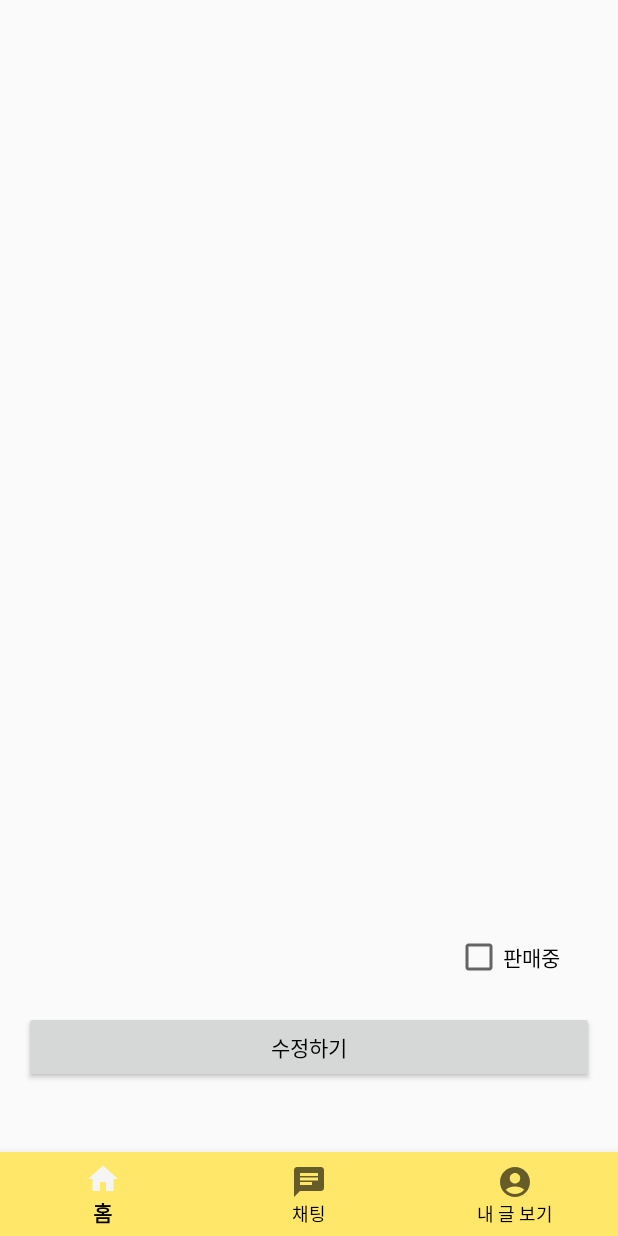
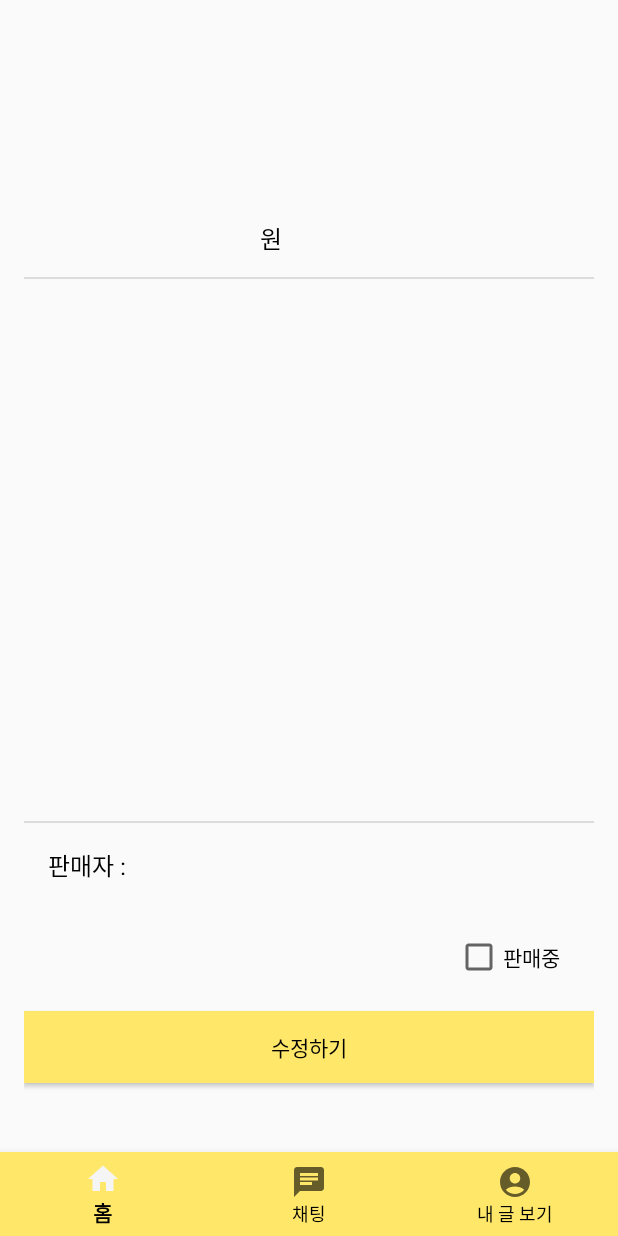
Before and after one commit to Weseunghyun/Market, an Android app: the EditFragment screen opened through its navigation route, on a phone screen of 412 x 824 dp. Run offline under Robolectric (Android 15) with nearby library versions, the phone set to English and light mode, and no system bars; our stand-ins replace Firebase (no records; nobody signed in at launch, a user with empty details on screens opened directly).

Commit message:
REAL REAL LAST

```diff
--- a/app/src/main/java/com/example/market/Profile/EditFragment.kt
+++ b/app/src/main/java/com/example/market/Profile/EditFragment.kt
@@ -42,8 +42,7 @@ class EditFragment : Fragment() {
             val sellerTextView = view.findViewById<TextView>(R.id.sellerTextView)
             val isAvailableCheckBox = view.findViewById<CheckBox>(R.id.isAvailableCheckBox)
             val editButton = view.findViewById<Button>(R.id.editButton)
-//            val ScrollView = view.findViewById<Button>(R.id.scrollView)
-
+            val wonText = view.findViewById<TextView>(R.id.textViewWon)
 
             // Firestore에서 productId 가져오기
             db.collection("posts")
@@ -71,11 +70,10 @@ class EditFragment : Fragment() {
                                 priceEditText.visibility = View.VISIBLE
                                 isAvailableCheckBox.visibility = View.VISIBLE
 
-
                                 titleTextView.visibility = View.GONE
                                 contentTextView.visibility = View.GONE
                                 priceTextView.visibility = View.GONE
-//                                ScrollView.visibility = View.GONE
+                                wonText.visibility = View.GONE
 
                                 editButton.text = "수정완료"
 
@@ -115,12 +113,10 @@ class EditFragment : Fragment() {
                                         contentEditText.visibility = View.GONE
                                         priceEditText.visibility = View.GONE
 
-
                                         titleTextView.visibility = View.VISIBLE
                                         contentTextView.visibility = View.VISIBLE
                                         priceTextView.visibility = View.VISIBLE
                                         sellerTextView.visibility = View.VISIBLE
-//                                        ScrollView.visibility = View.VISIBLE
 
                                         titleTextView.text = title
                                         contentTextView.text = content
--- a/app/src/main/res/layout/fragment_edit_post.xml
+++ b/app/src/main/res/layout/fragment_edit_post.xml
@@ -31,6 +31,17 @@
         app:layout_constraintStart_toStartOf="parent"
         app:layout_constraintTop_toTopOf="parent" />
 
+    <View
+        android:id="@+id/dividerView"
+        style="@style/Divider"
+        android:layout_width="match_parent"
+        android:layout_height="1dp"
+        android:layout_marginBottom="16dp"
+        app:layout_constraintBottom_toTopOf="@+id/sellerTextView"
+        app:layout_constraintEnd_toEndOf="parent"
+        app:layout_constraintHorizontal_bias="0.281"
+        app:layout_constraintStart_toStartOf="parent" />
+
     <TextView
         android:id="@+id/contentTextView"
         android:layout_width="0dp"
@@ -53,19 +64,25 @@
         app:layout_constraintStart_toStartOf="parent"
         app:layout_constraintTop_toBottomOf="@+id/priceEditText" />
 
-
-
-
     <TextView
         android:id="@+id/priceTextView"
-        android:layout_width="183dp"
+        android:layout_width="100dp"
         android:layout_height="38dp"
-        android:layout_marginStart="24dp"
+        android:layout_marginStart="40dp"
         android:layout_marginTop="23dp"
+        android:textColor="#686868"
         android:textSize="16sp"
         android:textStyle="bold"
         app:layout_constraintStart_toStartOf="parent"
         app:layout_constraintTop_toBottomOf="@+id/titleTextView" />
+
+    <View style="@style/Divider"
+        android:id="@+id/dividerView2"
+        android:layout_width="match_parent"
+        android:layout_height="1dp"
+        app:layout_constraintTop_toBottomOf="@+id/priceTextView"
+        app:layout_constraintStart_toStartOf="parent"
+        app:layout_constraintEnd_toEndOf="parent"/>
 
     <EditText
         android:id="@+id/priceEditText"
@@ -83,12 +100,12 @@
         android:id="@+id/sellerTextView"
         android:layout_width="192dp"
         android:layout_height="27dp"
+        android:layout_marginEnd="100dp"
         android:layout_marginBottom="30dp"
+        android:textColor="#888888"
         android:textSize="16sp"
         app:layout_constraintBottom_toTopOf="@+id/isAvailableCheckBox"
-        app:layout_constraintEnd_toEndOf="parent"
-        app:layout_constraintHorizontal_bias="0.073"
-        app:layout_constraintStart_toStartOf="parent" />
+        app:layout_constraintEnd_toEndOf="parent" />
 
 
     <CheckBox
@@ -108,8 +125,33 @@
         android:layout_height="48dp"
         android:layout_marginBottom="30dp"
         android:text="수정하기"
+        android:background="#FFE76A"
         app:layout_constraintBottom_toBottomOf="parent"
         app:layout_constraintEnd_toEndOf="parent"
         app:layout_constraintStart_toStartOf="parent" />
 
+    <TextView
+        android:id="@+id/textViewWon"
+        android:layout_width="wrap_content"
+        android:layout_height="38dp"
+        android:layout_marginTop="23dp"
+        android:layout_marginEnd="150dp"
+        android:text="원"
+        android:textSize="16sp"
+        app:layout_constraintEnd_toEndOf="parent"
+        app:layout_constraintHorizontal_bias="0.233"
+        app:layout_constraintStart_toEndOf="@+id/priceTextView"
+        app:layout_constraintTop_toBottomOf="@+id/titleTextView" />
+
+    <TextView
+        android:id="@+id/textViewSeller"
+        android:layout_width="wrap_content"
+        android:layout_height="27dp"
+        android:layout_marginBottom="30dp"
+        android:text="판매자 : "
+        android:textSize="16sp"
+        app:layout_constraintBottom_toTopOf="@+id/isAvailableCheckBox"
+        app:layout_constraintEnd_toStartOf="@+id/sellerTextView"
+        app:layout_constraintStart_toStartOf="parent" />
+
 </androidx.constraintlayout.widget.ConstraintLayout>
--- a/app/src/main/res/layout/fragment_sell_detail.xml
+++ b/app/src/main/res/layout/fragment_sell_detail.xml
@@ -14,9 +14,22 @@
         android:layout_marginTop="35dp"
         android:layout_marginEnd="16dp"
         android:textSize="38sp"
+        android:textColor="@color/black"
         app:layout_constraintEnd_toEndOf="parent"
         app:layout_constraintStart_toStartOf="parent"
         app:layout_constraintTop_toTopOf="parent" />
+
+
+    <View
+        android:id="@+id/dividerView"
+        style="@style/Divider"
+        android:layout_width="match_parent"
+        android:layout_height="1dp"
+        android:layout_marginBottom="16dp"
+        app:layout_constraintBottom_toTopOf="@+id/sellerTextView"
+        app:layout_constraintEnd_toEndOf="parent"
+        app:layout_constraintHorizontal_bias="0.281"
+        app:layout_constraintStart_toStartOf="parent" />
 
     <ScrollView
         android:id="@+id/scrollView"
@@ -46,8 +59,17 @@
         android:layout_marginTop="23dp"
         android:textSize="16sp"
         android:textStyle="bold"
+        android:textColor="#686868"
         app:layout_constraintStart_toStartOf="parent"
         app:layout_constraintTop_toBottomOf="@+id/titleTextView" />
+
+    <View style="@style/Divider"
+        android:id="@+id/dividerView2"
+        android:layout_width="match_parent"
+        android:layout_height="1dp"
+        app:layout_constraintTop_toBottomOf="@+id/priceTextView"
+        app:layout_constraintStart_toStartOf="parent"
+        app:layout_constraintEnd_toEndOf="parent"/>
 
     <TextView
         android:id="@+id/isAvailableTextView"
@@ -57,6 +79,7 @@
         android:layout_marginEnd="24dp"
         android:textSize="16sp"
         android:textStyle="bold"
+        android:textColor="#505050"
         app:layout_constraintEnd_toEndOf="parent"
         app:layout_constraintHorizontal_bias="1.0"
         app:layout_constraintStart_toEndOf="@+id/priceTextView"
@@ -68,6 +91,7 @@
         android:layout_height="27dp"
         android:layout_marginTop="45dp"
         android:textSize="16sp"
+        android:textColor="#888888"
         app:layout_constraintEnd_toEndOf="parent"
         app:layout_constraintHorizontal_bias="0.073"
         app:layout_constraintStart_toStartOf="parent"
@@ -79,8 +103,8 @@
         android:layout_height="48dp"
         android:layout_marginTop="24dp"
         android:layout_marginBottom="20dp"
+        android:text="판매자에게 메시지 보내기"
         android:background="#FFE76A"
-        android:text="판매자에게 메시지 보내기"
         app:layout_constraintBottom_toBottomOf="parent"
         app:layout_constraintEnd_toEndOf="parent"
         app:layout_constraintHorizontal_bias="0.641"
--- a/app/src/main/res/values/themes.xml
+++ b/app/src/main/res/values/themes.xml
@@ -4,7 +4,12 @@
         <!-- Customize your light theme here. -->
         <!-- <item name="colorPrimary">@color/my_light_primary</item> -->
         <item name="android:statusBarColor">#FFE76A</item>
-        <item name="android:textColor">#000000</item> <!-- 글씨 색상을 검정색으로 설정 -->
+        <item name="android:textColor">@color/black</item>
+    </style>
+    <style name="Divider">
+        <item name="android:layout_width">match_parent</item>
+        <item name="android:layout_height">1dp</item>
+        <item name="android:background">?android:attr/listDivider</item>
     </style>
 
     <style name="Theme.Market" parent="Base.Theme.Market" />
```
